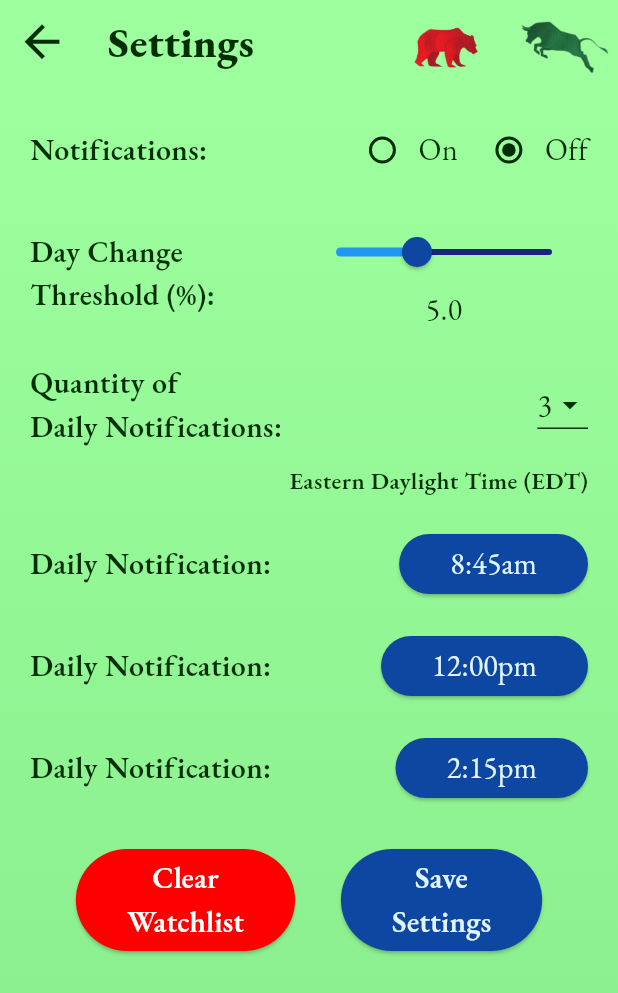
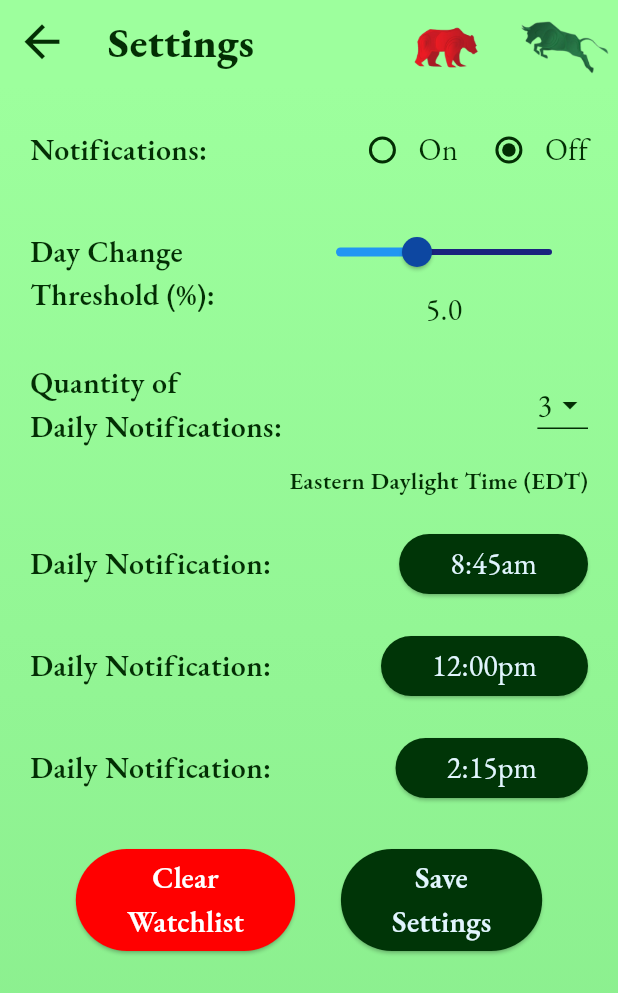
Before and after one commit to JoshMJohnson/Stock_Alert, a Flutter app: the screen it shows after launch, after a tap on the "settings" icon, on a phone screen of 412 x 824 dp. Shown: the top 993 px of the screen. Run offline on Flutter 3.47's test engine with Material 3 defaults, Android fonts, the phone set to English and light mode, and no system bars; our stand-ins replace awesome_notifications, shared_preferences, sqflite; missing offline and left inert: fading_edge_scrollview; accounts and stored records are empty.

Commit message:
Update theme.dart

```diff
--- a/lib/theme.dart
+++ b/lib/theme.dart
@@ -55,8 +55,8 @@ ThemeData lightMode = ThemeData(
   // buttons
   buttonTheme: const ButtonThemeData(
     colorScheme: ColorScheme.light(
-      background: Color(0xFF0D47A1),
-      primary: Color(0xFF81D4FA),
+      background: Color.fromARGB(255, 0, 53, 7),
+      primary: Color.fromARGB(255, 15, 98, 26),
       secondary: Color(0xFFE1F5FE),
     ),
   ),
```
